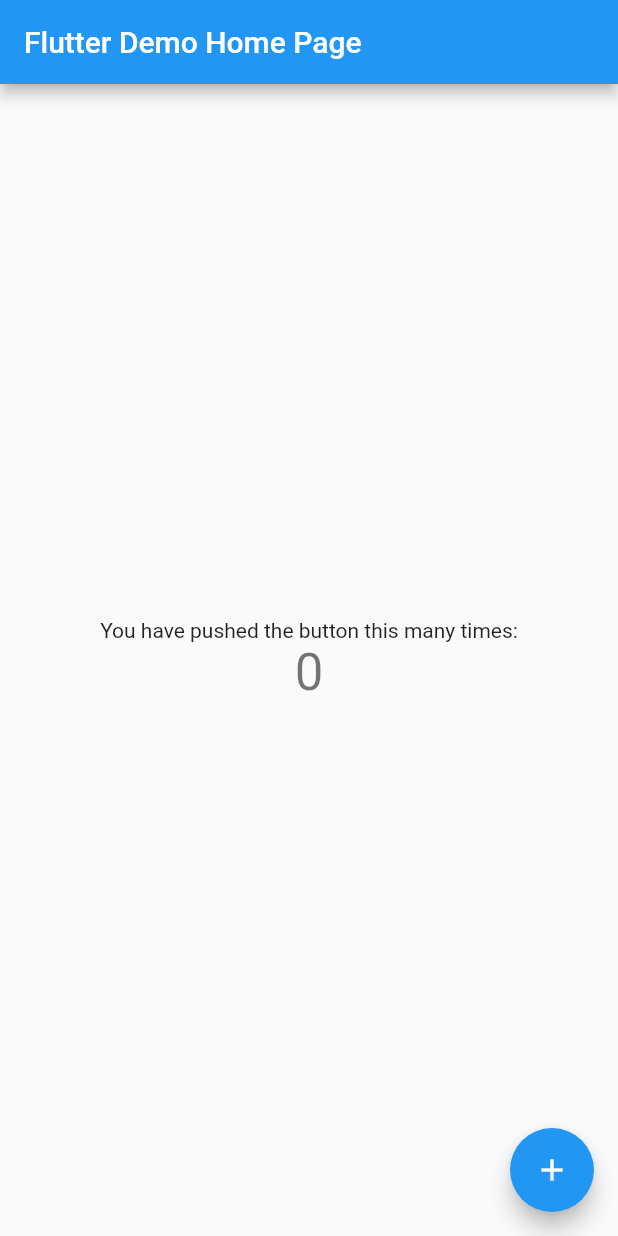
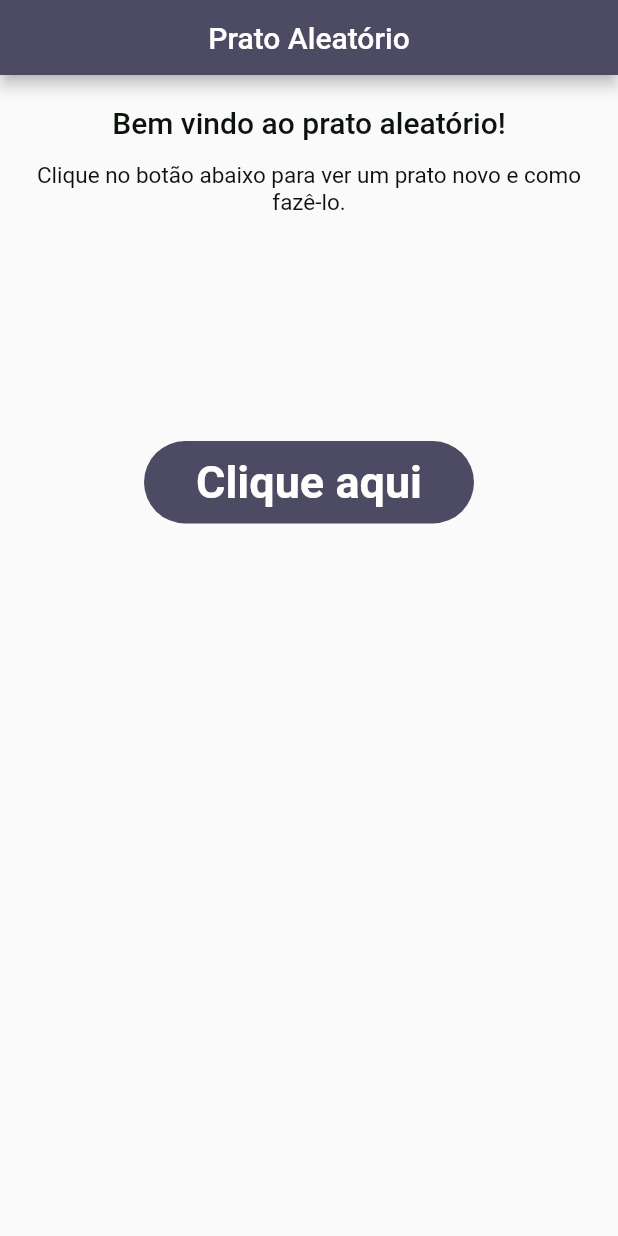
Before and after one commit to clarice42/random_meal_app, a Flutter app: the screen it shows after launch, on a phone screen of 412 x 824 dp. Run offline on Flutter 3.47's test engine with Material 2 defaults, Android fonts, the phone set to English and light mode, and no system bars; our stand-ins replace dartz, equatable, flutter_modular, flutter_triple, shimmer.

Commit message:
✨ 💄 Add widgets, pages and routes

```diff
--- /dev/null
+++ b/lib/app_module.dart
@@ -0,0 +1,25 @@
+import 'package:flutter_modular/flutter_modular.dart';
+import 'package:meal_app/features/meal/domain/usecases/get_random_meal_usecase.dart';
+import 'package:meal_app/features/meal/presenter/controllers/home_store.dart';
+import 'package:meal_app/features/meal/presenter/pages/meal_page.dart';
+import 'features/meal/data/datasources/meal_datasource_implementation.dart';
+import 'features/meal/data/repositories/meal_repository_implementation.dart';
+import 'features/meal/presenter/pages/home_page.dart';
+import 'package:http/http.dart' as http;
+
+class AppModule extends Module {
+  @override
+  final List<Bind> binds = [
+    Bind.factory((i) => HomeStore(i())),
+    Bind.lazySingleton((i) => GetRandomMealUsecase(i())),
+    Bind.lazySingleton((i) => MealRepositoryImplementation(i())),
+    Bind.lazySingleton((i) => http.Client()),
+    Bind.lazySingleton((i) => MealDatasourceImplementation(client: i())),
+  ];
+
+  @override
+  final List<ModularRoute> routes = [
+    ChildRoute("/", child: (_, __) => HomePage()),
+    ChildRoute("/meal", child: (_, __) => MealPage()),
+  ];
+}
--- /dev/null
+++ b/lib/app_widget.dart
@@ -0,0 +1,12 @@
+import 'package:flutter/material.dart';
+import 'package:flutter_modular/flutter_modular.dart';
+
+class AppWidget extends StatelessWidget {
+  @override
+  Widget build(BuildContext context) {
+    return MaterialApp(
+      initialRoute: "/",
+      debugShowCheckedModeBanner: false,
+    ).modular();
+  }
+}
--- a/lib/core/errors/failures.dart
+++ b/lib/core/errors/failures.dart
@@ -6,3 +6,8 @@ class ServerFailure extends Failure {
   @override
   List<Object?> get props => [];
 }
+
+class NullParamFailure extends Failure {
+  @override
+  List<Object?> get props => [];
+}
--- /dev/null
+++ b/lib/features/meal/presenter/pages/home_page.dart
@@ -0,0 +1,66 @@
+import 'package:flutter/cupertino.dart';
+import 'package:flutter/material.dart';
+import 'package:flutter_modular/flutter_modular.dart';
+import 'package:meal_app/core/usecases/usecase.dart';
+import 'package:meal_app/features/meal/presenter/controllers/home_store.dart';
+import 'package:meal_app/features/meal/presenter/pages/meal_page.dart';
+import 'package:meal_app/features/meal/presenter/widgets/custom_app_bar.dart';
+import 'package:meal_app/features/meal/presenter/widgets/round_button.dart';
+
+class HomePage extends StatefulWidget {
+  @override
+  _HomePageState createState() => _HomePageState();
+}
+
+class _HomePageState extends ModularState<HomePage, HomeStore> {
+  final noParams = NoParams();
+
+  @override
+  Widget build(BuildContext context) {
+    return Scaffold(
+      appBar: CustomAppBar(title: 'Prato Aleatório'),
+      body: SafeArea(
+        child: Padding(
+          padding: const EdgeInsets.all(20),
+          child: Center(
+            child: Column(
+              children: [
+                Text(
+                  "Bem vindo ao prato aleatório!",
+                  textAlign: TextAlign.center,
+                  style: TextStyle(
+                    color: Color(0xFF0C120C),
+                    fontSize: 20,
+                    fontWeight: FontWeight.w500,
+                  ),
+                ),
+                SizedBox(
+                  height: 15,
+                ),
+                Text(
+                  "Clique no botão abaixo para ver um prato novo e como fazê-lo.",
+                  textAlign: TextAlign.center,
+                  style: TextStyle(
+                    color: Color(0xFF0C120C),
+                    fontSize: 15,
+                  ),
+                ),
+                SizedBox(
+                  height: 150,
+                ),
+                RoundButton(
+                  label: "Clique aqui",
+                  onTap: () async {
+                    await store.getRandomMeal();
+                    MealPage.navigate();
+                  },
+                ),
+                SizedBox(height: 20),
+              ],
+            ),
+          ),
+        ),
+      ),
+    );
+  }
+}
--- /dev/null
+++ b/lib/features/meal/presenter/widgets/custom_app_bar.dart
@@ -0,0 +1,21 @@
+import 'package:flutter/material.dart';
+
+class CustomAppBar extends StatelessWidget with PreferredSizeWidget {
+  @override
+  final Size preferredSize;
+
+  final String title;
+
+  CustomAppBar({required this.title}) : preferredSize = Size.fromHeight(50.0);
+
+  @override
+  Widget build(BuildContext context) {
+    return AppBar(
+      centerTitle: true,
+      title: Text(
+        title,
+      ),
+      backgroundColor: Color(0xFF4C4B63),
+    );
+  }
+}
--- /dev/null
+++ b/lib/features/meal/presenter/widgets/round_button.dart
@@ -0,0 +1,35 @@
+import 'package:flutter/material.dart';
+
+class RoundButton extends StatelessWidget {
+  final String label;
+  final Function onTap;
+
+  RoundButton({
+    required this.label,
+    required this.onTap,
+  });
+
+  @override
+  Widget build(BuildContext context) {
+    return GestureDetector(
+      child: Container(
+        width: 220,
+        padding: const EdgeInsets.symmetric(vertical: 10.0, horizontal: 30),
+        decoration: BoxDecoration(
+          borderRadius: BorderRadius.circular(32),
+          color: Color(0xFF4C4B63),
+        ),
+        child: Text(
+          label,
+          textAlign: TextAlign.center,
+          style: TextStyle(
+            color: Color(0xFFFFFFFF),
+            fontSize: 30,
+            fontWeight: FontWeight.bold,
+          ),
+        ),
+      ),
+      onTap: onTap as Function(),
+    );
+  }
+}
--- a/lib/main.dart
+++ b/lib/main.dart
@@ -1,113 +1,15 @@
 import 'package:flutter/material.dart';
+import 'package:flutter_modular/flutter_modular.dart';
+import 'package:meal_app/app_module.dart';
+import 'package:meal_app/app_widget.dart';
 
 void main() {
   runApp(MyApp());
 }
 
 class MyApp extends StatelessWidget {
-  // This widget is the root of your application.
   @override
   Widget build(BuildContext context) {
-    return MaterialApp(
-      title: 'Flutter Demo',
-      theme: ThemeData(
-        // This is the theme of your application.
-        //
-        // Try running your application with "flutter run". You'll see the
-        // application has a blue toolbar. Then, without quitting the app, try
-        // changing the primarySwatch below to Colors.green and then invoke
-        // "hot reload" (press "r" in the console where you ran "flutter run",
-        // or simply save your changes to "hot reload" in a Flutter IDE).
-        // Notice that the counter didn't reset back to zero; the application
-        // is not restarted.
-        primarySwatch: Colors.blue,
-      ),
-      home: MyHomePage(title: 'Flutter Demo Home Page'),
-    );
+    return ModularApp(module: AppModule(), child: AppWidget());
   }
 }
-
-class MyHomePage extends StatefulWidget {
-  MyHomePage({Key? key, required this.title}) : super(key: key);
-
-  // This widget is the home page of your application. It is stateful, meaning
-  // that it has a State object (defined below) that contains fields that affect
-  // how it looks.
-
-  // This class is the configuration for the state. It holds the values (in this
-  // case the title) provided by the parent (in this case the App widget) and
-  // used by the build method of the State. Fields in a Widget subclass are
-  // always marked "final".
-
-  final String title;
-
-  @override
-  _MyHomePageState createState() => _MyHomePageState();
-}
-
-class _MyHomePageState extends State<MyHomePage> {
-  int _counter = 0;
-
-  void _incrementCounter() {
-    setState(() {
-      // This call to setState tells the Flutter framework that something has
-      // changed in this State, which causes it to rerun the build method below
-      // so that the display can reflect the updated values. If we changed
-      // _counter without calling setState(), then the build method would not be
-      // called again, and so nothing would appear to happen.
-      _counter++;
-    });
-  }
-
-  @override
-  Widget build(BuildContext context) {
-    // This method is rerun every time setState is called, for instance as done
-    // by the _incrementCounter method above.
-    //
-    // The Flutter framework has been optimized to make rerunning build methods
-    // fast, so that you can just rebuild anything that needs updating rather
-    // than having to individually change instances of widgets.
-    return Scaffold(
-      appBar: AppBar(
-        // Here we take the value from the MyHomePage object that was created by
-        // the App.build method, and use it to set our appbar title.
-        title: Text(widget.title),
-      ),
-      body: Center(
-        // Center is a layout widget. It takes a single child and positions it
-        // in the middle of the parent.
-        child: Column(
-          // Column is also a layout widget. It takes a list of children and
-          // arranges them vertically. By default, it sizes itself to fit its
-          // children horizontally, and tries to be as tall as its parent.
-          //
-          // Invoke "debug painting" (press "p" in the console, choose the
-          // "Toggle Debug Paint" action from the Flutter Inspector in Android
-          // Studio, or the "Toggle Debug Paint" command in Visual Studio Code)
-          // to see the wireframe for each widget.
-          //
-          // Column has various properties to control how it sizes itself and
-          // how it positions its children. Here we use mainAxisAlignment to
-          // center the children vertically; the main axis here is the vertical
-          // axis because Columns are vertical (the cross axis would be
-          // horizontal).
-          mainAxisAlignment: MainAxisAlignment.center,
-          children: <Widget>[
-            Text(
-              'You have pushed the button this many times:',
-            ),
-            Text(
-              '$_counter',
-              style: Theme.of(context).textTheme.headline4,
-            ),
-          ],
-        ),
-      ),
-      floatingActionButton: FloatingActionButton(
-        onPressed: _incrementCounter,
-        tooltip: 'Increment',
-        child: Icon(Icons.add),
-      ), // This trailing comma makes auto-formatting nicer for build methods.
-    );
-  }
-}
```
Also changed, not shown: lib/features/meal/presenter/pages/meal_page.dart (added, +60 -0 lines), lib/features/meal/presenter/widgets/custom_shimmer.dart (added, +20 -0 lines), lib/features/meal/presenter/widgets/description_bottom_sheet.dart (added, +33 -0 lines), lib/features/meal/presenter/widgets/image_network_with_loader.dart (added, +36 -0 lines), lib/features/meal/presenter/widgets/page_slider_up.dart (added, +54 -0 lines).
